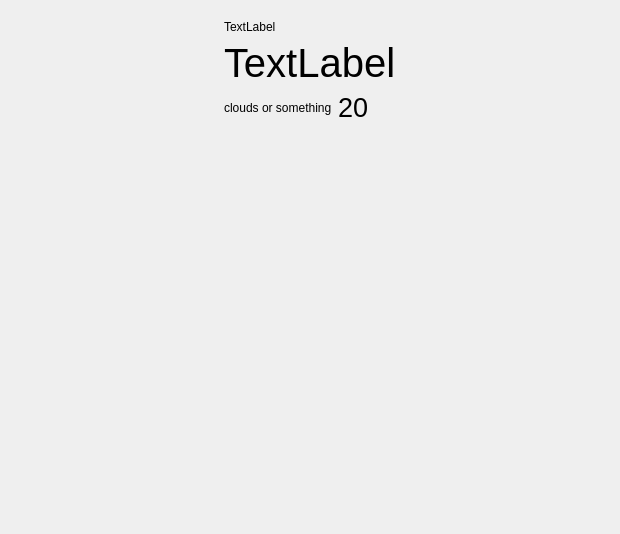
This is application/weather/weatherwidget.ui in theCheeseboard/theTroposphere as Qt 5 draws it before an edit. The edited form follows.
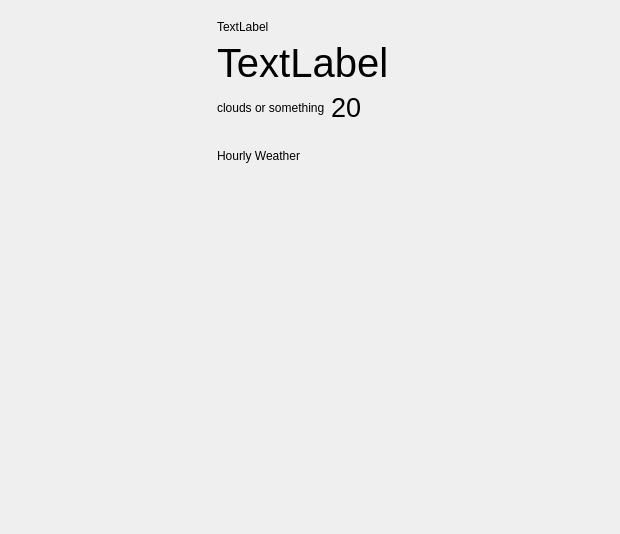
This is the edited form. Custom widgets are drawn as their Qt base class.

What changed in the file:
```diff
--- a/application/weather/weatherwidget.ui
+++ b/application/weather/weatherwidget.ui
@@ -69,14 +69,14 @@
           <property name="bottomMargin">
            <number>20</number>
           </property>
-          <item>
+          <item alignment="Qt::AlignLeft">
            <widget class="QLabel" name="administrativeAreaLabel">
             <property name="text">
              <string notr="true">TextLabel</string>
             </property>
            </widget>
           </item>
-          <item>
+          <item alignment="Qt::AlignLeft">
            <widget class="QLabel" name="cityNameLabel">
             <property name="font">
              <font>
@@ -99,12 +99,6 @@
             </item>
             <item>
              <widget class="QLabel" name="mainTemperatureLabel">
-              <property name="sizePolicy">
-               <sizepolicy hsizetype="Expanding" vsizetype="Preferred">
-                <horstretch>0</horstretch>
-                <verstretch>0</verstretch>
-               </sizepolicy>
-              </property>
               <property name="font">
                <font>
                 <pointsize>20</pointsize>
@@ -115,8 +109,47 @@
               </property>
              </widget>
             </item>
+            <item>
+             <spacer name="horizontalSpacer">
+              <property name="orientation">
+               <enum>Qt::Horizontal</enum>
+              </property>
+              <property name="sizeHint" stdset="0">
+               <size>
+                <width>40</width>
+                <height>20</height>
+               </size>
+              </property>
+             </spacer>
+            </item>
            </layout>
           </item>
+          <item>
+           <spacer name="verticalSpacer_2">
+            <property name="orientation">
+             <enum>Qt::Vertical</enum>
+            </property>
+            <property name="sizeType">
+             <enum>QSizePolicy::Fixed</enum>
+            </property>
+            <property name="sizeHint" stdset="0">
+             <size>
+              <width>20</width>
+              <height>20</height>
+             </size>
+            </property>
+           </spacer>
+          </item>
+          <item>
+           <widget class="tSubtitleLabel" name="label">
+            <property name="text">
+             <string>Hourly Weather</string>
+            </property>
+           </widget>
+          </item>
+          <item>
+           <widget class="TemperatureTimeWidget" name="temperatureTimeWidget" native="true"/>
+          </item>
          </layout>
         </widget>
        </item>
@@ -128,7 +161,7 @@
          <property name="sizeHint" stdset="0">
           <size>
            <width>20</width>
-           <height>379</height>
+           <height>40</height>
           </size>
          </property>
         </spacer>
@@ -140,6 +173,19 @@
    </item>
   </layout>
  </widget>
+ <customwidgets>
+  <customwidget>
+   <class>TemperatureTimeWidget</class>
+   <extends>QWidget</extends>
+   <header>weather/temperaturetimewidget.h</header>
+   <container>1</container>
+  </customwidget>
+  <customwidget>
+   <class>tSubtitleLabel</class>
+   <extends>QLabel</extends>
+   <header location="global">tsubtitlelabel.h</header>
+  </customwidget>
+ </customwidgets>
  <resources/>
  <connections/>
 </ui>
```
